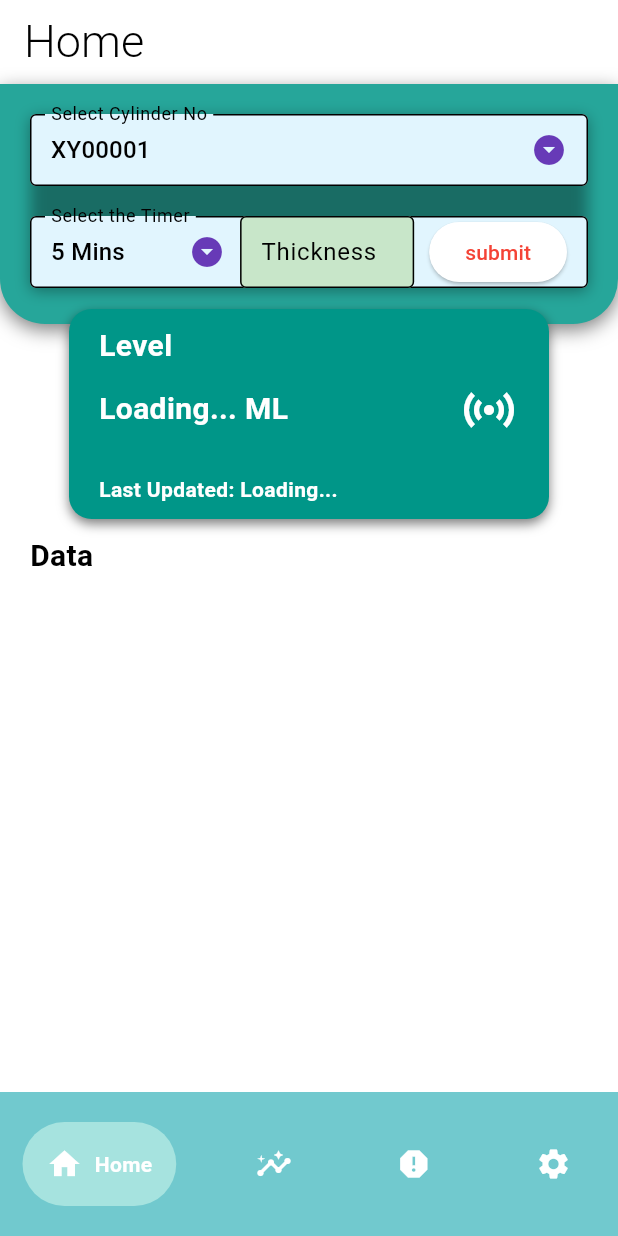
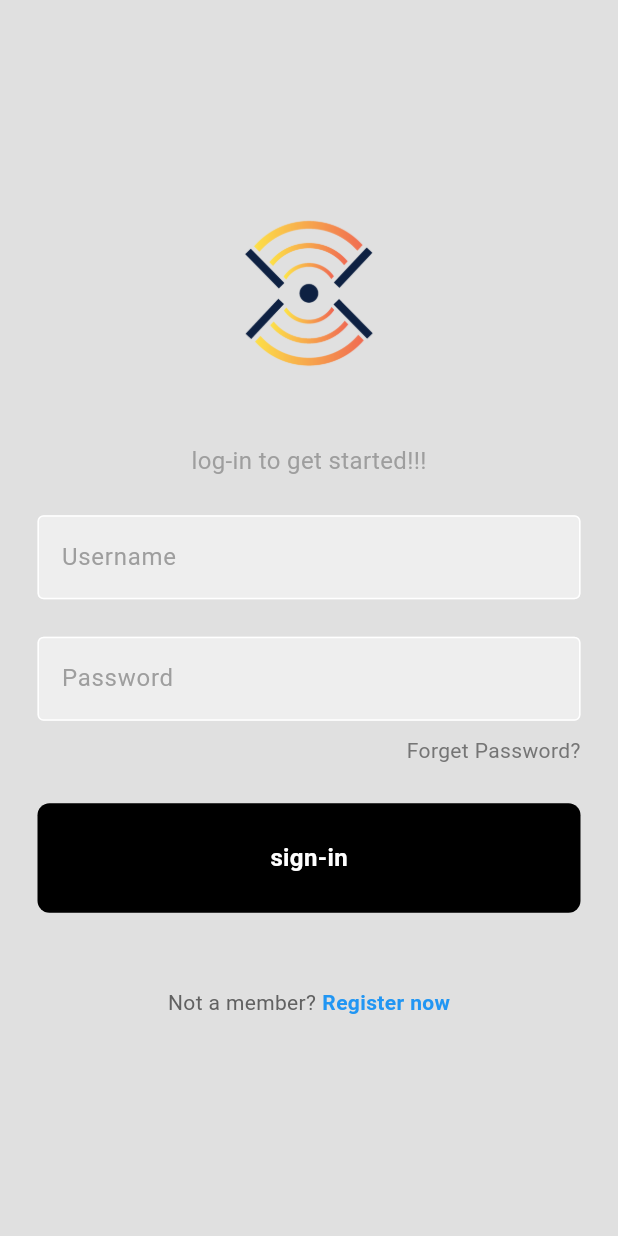
Before and after one commit to Srinivasan8888/level_measurements, a Flutter app: the screen it shows after launch, after a tap on "Let's get started!", on a phone screen of 412 x 824 dp. Run offline on Flutter 3.47's test engine with Material 3 defaults, Android fonts, the phone set to English and light mode, and no system bars; drawn by our look-alikes of google_nav_bar; our stand-ins replace device_info_plus, fl_chart, getwidget, go_router, permission_handler, shared_preferences and 1 more; missing offline and left inert: syncfusion_flutter_xlsio; network calls fail; Roboto replaces fonts that are missing (Epilogue).

Commit message:
added login page and need to work on authentication.

```diff
--- /dev/null
+++ b/lib/components/login_button.dart
@@ -0,0 +1,30 @@
+import 'package:flutter/material.dart';
+
+class LoginButton extends StatelessWidget {
+  final Function()? onTap;
+
+  const LoginButton({super.key, required this.onTap});
+
+  @override
+  Widget build(BuildContext context) {
+    return GestureDetector(
+      onTap: onTap,
+      child: Container(
+        padding: const EdgeInsets.all(25),
+        margin: const EdgeInsets.symmetric(horizontal: 25),
+        decoration: BoxDecoration(
+            color: Colors.black, borderRadius: BorderRadius.circular(8)),
+        child: const Center(
+          child: Text(
+            "sign-in",
+            style: TextStyle(
+              color: Colors.white,
+              fontWeight: FontWeight.bold,
+              fontSize: 16,
+            ),
+          ),
+        ),
+      ),
+    );
+  }
+}
--- /dev/null
+++ b/lib/components/login_textfield.dart
@@ -0,0 +1,35 @@
+import 'package:flutter/material.dart';
+
+class LoginTextfield extends StatelessWidget {
+  final controller;
+  final String hintText;
+  final bool obscureText;
+
+  const LoginTextfield(
+      {super.key,
+      this.controller,
+      required this.hintText,
+      required this.obscureText});
+
+  @override
+  Widget build(BuildContext context) {
+    return Padding(
+      padding: const EdgeInsets.symmetric(horizontal: 25.0),
+      child: TextField(
+        controller: controller,
+        obscureText: obscureText,
+        decoration: InputDecoration(
+            enabledBorder: const OutlineInputBorder(
+              borderSide: BorderSide(color: Colors.white),
+            ),
+            focusedBorder: OutlineInputBorder(
+              borderSide: BorderSide(color: Colors.grey.shade400),
+            ),
+            fillColor: Colors.grey.shade200,
+            filled: true,
+            hintText: hintText,
+            hintStyle: TextStyle(color: Colors.grey[500])),
+      ),
+    );
+  }
+}
--- a/lib/main.dart
+++ b/lib/main.dart
@@ -1,9 +1,11 @@
 import 'package:flutter/material.dart';
 import 'package:flutter/services.dart';
-import 'package:level/router/navigation_bar.dart' as level_nav;
+import 'package:level/screens/login.dart';
 import 'package:level/theme/theme_provider.dart';
 import 'package:provider/provider.dart';
 
+// import 'package:level/router/navigation_bar.dart' as level_nav;
+// package:level/router/navigation_bar.dart' as level_nav;
 void main() {
   WidgetsFlutterBinding.ensureInitialized();
   SystemChrome.setPreferredOrientations([DeviceOrientation.portraitUp]);
@@ -49,7 +51,8 @@ class _MyHomePageState extends State<MyHomePage> {
             Navigator.push(
                 context,
                 MaterialPageRoute(
-                    builder: (context) => const level_nav.NavigationBar()));
+                    // builder: (context) => const level_nav.NavigationBar()));
+                    builder: (context) => Login()));
           },
         ),
       ),
--- /dev/null
+++ b/lib/screens/login.dart
@@ -0,0 +1,97 @@
+import 'package:flutter/material.dart';
+import 'package:level/components/login_button.dart';
+
+import '../components/login_textfield.dart';
+
+class Login extends StatelessWidget {
+  Login({super.key});
+
+  final usernameController = TextEditingController();
+  final passwordController = TextEditingController();
+
+  void signUserIn() {}
+
+  @override
+  Widget build(BuildContext context) {
+    return Scaffold(
+        backgroundColor: Colors.grey[300],
+        // backgroundColor: Colors.,
+        body: SafeArea(
+          child: Column(
+            mainAxisAlignment: MainAxisAlignment.center,
+            children: [
+              // const SizedBox(
+              //   height: 50,
+              // ),
+
+              //Icons
+              Image.asset(
+                'lib/images/x.png',
+                width: 100,
+                height: 100,
+              ),
+              const SizedBox(
+                height: 50,
+              ),
+              const Text(
+                'log-in to get started!!!',
+                style: TextStyle(color: Colors.grey, fontSize: 16),
+              ),
+              const SizedBox(
+                height: 25,
+              ),
+
+              LoginTextfield(
+                controller: usernameController,
+                hintText: 'Username',
+                obscureText: false,
+              ),
+
+              const SizedBox(
+                height: 25,
+              ),
+
+              LoginTextfield(
+                controller: passwordController,
+                hintText: 'Password',
+                obscureText: true,
+              ),
+              const SizedBox(height: 10),
+              Padding(
+                padding: const EdgeInsets.symmetric(horizontal: 25.0),
+                child: Row(
+                  mainAxisAlignment: MainAxisAlignment.end,
+                  children: [
+                    Text(
+                      'Forget Password?',
+                      style: TextStyle(color: Colors.grey[600]),
+                    ),
+                  ],
+                ),
+              ),
+              const SizedBox(height: 25),
+              //sign-in button
+              LoginButton(
+                onTap: signUserIn,
+              ),
+              const SizedBox(height: 50),
+              Row(
+                mainAxisAlignment: MainAxisAlignment.center,
+                children: [
+                  Text(
+                    'Not a member?',
+                    style: TextStyle(color: Colors.grey[700]),
+                  ),
+                  const SizedBox(width: 4),
+                  const Text(
+                    'Register now',
+                    style: TextStyle(
+                        color: Colors.blue, fontWeight: FontWeight.bold),
+                  )
+                ],
+              )
+            ],
+          ),
+        ));
+  }
+}
--- a/lib/theme/app_color.dart
+++ b/lib/theme/app_color.dart
@@ -22,4 +22,5 @@ class AppColors {
   static const Color contentColorPink = Color(0xFFFF3AF2);
   static const Color contentColorRed = Color(0xFFE80054);
   static const Color contentColorCyan = Color(0xFF50E4FF);
+  static const Color contentColorLogin = Color(0xFF71C9CE);
 }
--- a/pubspec.yaml
+++ b/pubspec.yaml
@@ -79,6 +79,7 @@ flutter:
   # To add assets to your application, add an assets section, like this:
   assets:
     - lib/images/report.png
+    - lib/images/x.png
 
 
   # An image asset can refer to one or more resolution-specific "variants", see
```
Also changed, not shown: lib/screens/test.dart (+141 -143 lines), lib/images/x.png (added).
